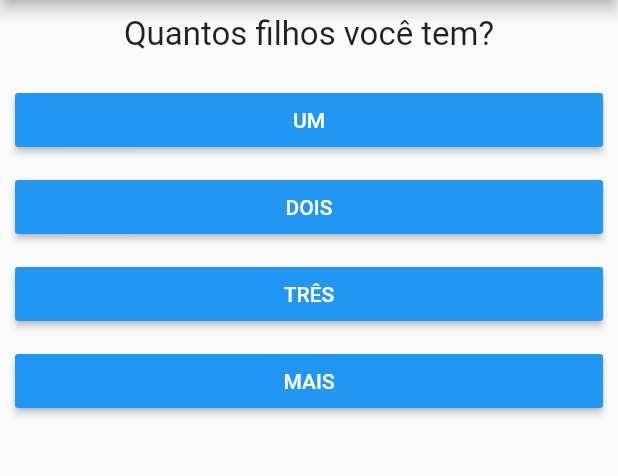
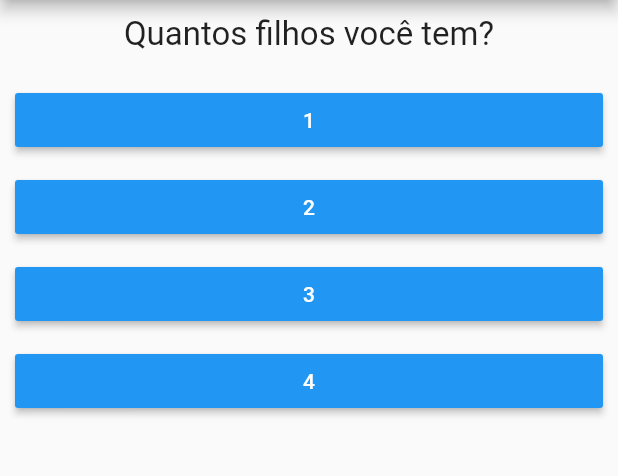
Before and after one commit to renatovieiradesouza/flutter_curso_cod3r, a Flutter app: the screen it shows after launch, after a tap on "Preto", after a tap on "Cachorro", on a phone screen of 412 x 824 dp, the part 84-560 px from its top. Run offline on Flutter 3.47's test engine with Material 2 defaults, Android fonts, the phone set to English and light mode, and no system bars.

Commit message:
Finalizado exemplo perguntas

```diff
--- a/projeto_perguntas/lib/main.dart
+++ b/projeto_perguntas/lib/main.dart
@@ -7,32 +7,57 @@ main() => runApp(PerguntaApp());
 
 class _PerguntaAppState extends State<PerguntaApp> {
   var _perguntaSelecionada = 0;
+  var _pontuacaoTotal = 0;
 
   bool get temPerguntaSelecionada {
     return _perguntaSelecionada < _perguntas.length;
   }
 
-  void _responder(){
-    if(temPerguntaSelecionada){
+  void _responder(int pontuacao) {
+    if (temPerguntaSelecionada) {
       setState(() {
         _perguntaSelecionada++;
+        _pontuacaoTotal += pontuacao;
       });
     }
+    print(_pontuacaoTotal);
+  }
+
+  void _reiniciarQuestionario(){
+    setState(() {
+      _perguntaSelecionada = 0;
+      _pontuacaoTotal = 0;
+    });
   }
 
   //Não é necessáio informar o tipo abaixo (List<Map<String,Object>>) pois o Flutter infere pra vc! xD
   final _perguntas = [
     {
       'texto': 'Qual é sua cor favorita?',
-      'respostas':['Preto','Vermelho','Azul','Branca'],
+      'respostas': [
+        {'texto': 'Preto', 'pontuacao': 5},
+        {'texto': 'Vermelho', 'pontuacao': 4},
+        {'texto': 'Azul', 'pontuacao': 7},
+        {'texto': 'Branca', 'pontuacao': 5},
+      ],
     },
     {
       'texto': 'Qual é o seu animal favorito?',
-      'respostas':['Gato','Cachorro','Pato','Pinguim'],
+      'respostas': [
+        {'texto': 'Gato', 'pontuacao': 5},
+        {'texto': 'Cachorro', 'pontuacao': 10},
+        {'texto': 'Pato', 'pontuacao': 1},
+        {'texto': 'Pinguim', 'pontuacao': 2},
+      ],
     },
     {
       'texto': 'Quantos filhos você tem?',
-      'respostas':["UM","DOIS","TRÊS","MAIS"]
+      'respostas': [
+        {'texto': '1', 'pontuacao': 5},
+        {'texto': '2', 'pontuacao': 10},
+        {'texto': '3', 'pontuacao': 1},
+        {'texto': '4', 'pontuacao': 2},
+      ]
     }
   ];
 
@@ -44,15 +69,15 @@ class _PerguntaAppState extends State<PerguntaApp> {
         appBar: AppBar(
           title: Text("Perguntas"),
         ),
-        body: temPerguntaSelecionada ?
-        Questionario(
-          perguntas: _perguntas,
-          perguntaSelecionada: _perguntaSelecionada,
-          responder: _responder) : Resultado("Parabéns..."),
+        body: temPerguntaSelecionada
+            ? Questionario(
+                perguntas: _perguntas,
+                perguntaSelecionada: _perguntaSelecionada,
+                responder: _responder)
+            : Resultado(_pontuacaoTotal, _reiniciarQuestionario),
       ),
     );
   }
-
 }
 
 class PerguntaApp extends StatefulWidget {
@@ -60,5 +85,4 @@ class PerguntaApp extends StatefulWidget {
   _PerguntaAppState createState() {
     return _PerguntaAppState();
   }
-
 }
--- a/projeto_perguntas/lib/questionario.dart
+++ b/projeto_perguntas/lib/questionario.dart
@@ -5,7 +5,7 @@ import './resposta.dart';
 class Questionario extends StatelessWidget {
   final int perguntaSelecionada;
   final perguntas;
-  final void Function() responder;
+  final void Function(int) responder;
 
   bool get temPerguntaSelecionada {
     return perguntaSelecionada < perguntas.length;
@@ -17,18 +17,21 @@ class Questionario extends StatelessWidget {
     @required this.responder,
     });
 
-
-
   @override
   Widget build(BuildContext context) {
 
     //Lista respostas
-    List<String> respostas = temPerguntaSelecionada ? perguntas[perguntaSelecionada]['respostas'] : null;
+    List<Map<String,Object>> respostas = temPerguntaSelecionada ? perguntas[perguntaSelecionada]['respostas'] : null;
 
     return Column(
           children: <Widget>[
             Questao(perguntas[perguntaSelecionada]['texto']),
-            ...respostas.map((t) => Resposta(t, responder)).toList(),
+            ...respostas.map((resp) {
+              return Resposta(
+                resp['texto'],
+                () => responder(resp['pontuacao']),
+                );
+            }).toList(),
           ],
         );
   }
```
Also changed, not shown: projeto_perguntas/lib/resultado.dart (+31 -4 lines).
